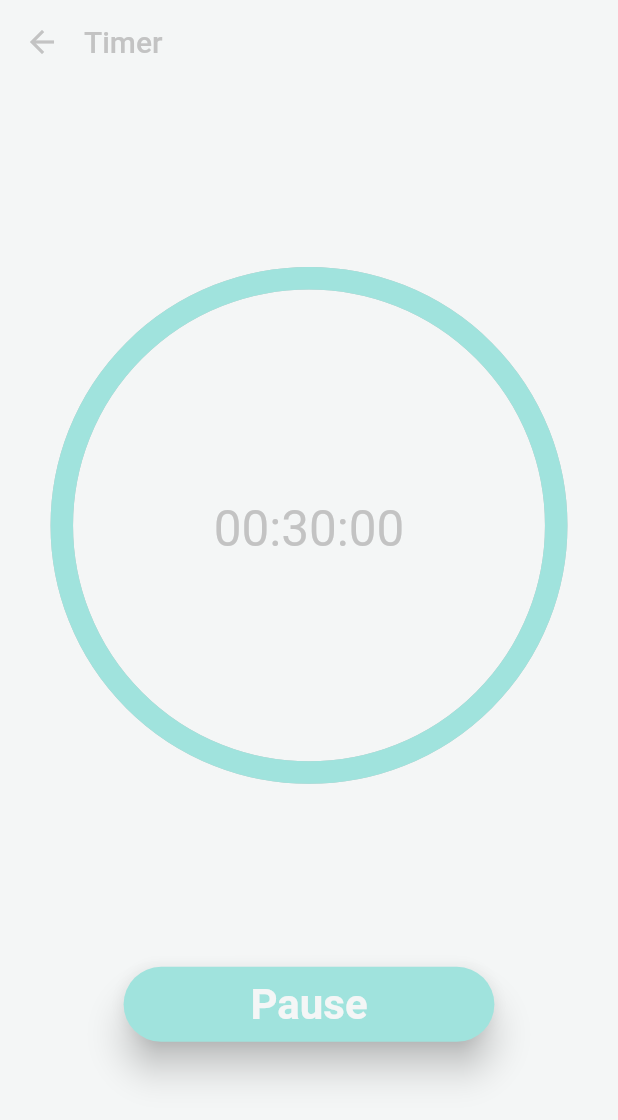
After one commit to lemonfrance/fitness_mobile_app, a Flutter app: the Tracker screen opened directly, on a phone screen of 412 x 824 dp. The commit adds this screen. Shown: the top 1120 px of the screen. Run offline on Flutter 3.47's test engine with Material 2 defaults, Android fonts, the phone set to English and light mode, and no system bars; drawn by our look-alikes of circular_countdown_timer; our stand-ins replace cloud_firestore, firebase_auth, firebase_core, flutter_spinkit, flutter_svg, percent_indicator and 2 more; missing offline and left inert: flutter_vibrate, flutter_web_auth; accounts and stored records are empty; Roboto replaces fonts that are missing (Sohne-Buch).

Commit message:
Timer for the exercise page (#33)
* Basic timer. Still to do styling

* pubspec file

* Update the tracker to count down and have one button for starting and stopping

* Timer styling

* Add back dependencies and fix errors

```diff
--- a/lib/pages/calender.dart
+++ b/lib/pages/calender.dart
@@ -53,15 +53,14 @@ class _CalenderPageState extends State<CalenderPage> {
         title: Text(
           widget.title,
           style: TextStyle(
-            color: Colours.darkBlue,
+            color: Colours.grey,
           ),
         ),
         iconTheme: IconThemeData(
-          color: Colours.darkBlue,
+          color: Colours.grey,
         ),
         elevation: 0,
         backgroundColor: AppTheme.theme.backgroundColor,
-        foregroundColor: Colours.darkBlue,
       ),
       drawer: AppDrawer('Calender'),
       body: Column(
--- /dev/null
+++ b/lib/pages/tracker.dart
@@ -0,0 +1,114 @@
+import 'package:circular_countdown_timer/circular_countdown_timer.dart';
+import 'package:flutter/material.dart';
+import 'package:flutter_vibrate/flutter_vibrate.dart';
+import 'package:wearable_intelligence/components/drawer_state.dart';
+
+import '../styles.dart';
+
+class Tracker extends StatefulWidget {
+  Tracker(this.title, this._duration) : super();
+
+  final String title;
+  final int _duration; // In seconds
+  var paused = false;
+  var ended = false;
+
+  @override
+  _TrackerState createState() => _TrackerState();
+}
+
+class _TrackerState extends State<Tracker> {
+  CountDownController _controller = CountDownController();
+
+  @override
+  Widget build(BuildContext context) {
+    double width = MediaQuery.of(context).size.width;
+    return Scaffold(
+      backgroundColor: AppTheme.theme.backgroundColor,
+      appBar: AppBar(
+        centerTitle: false,
+        titleSpacing: 0.0,
+        title: Text(
+          widget.title,
+          style: TextStyle(
+            color: Colours.grey,
+          ),
+        ),
+        leading: IconButton(
+          icon: Icon(Icons.arrow_back, color: Colours.grey),
+          onPressed: () => Navigator.of(context).pop(),
+        ),
+        elevation: 0,
+        backgroundColor: AppTheme.theme.backgroundColor,
+      ),
+      drawer: AppDrawer('Progress'),
+      body: Center(
+        child: Column(
+          mainAxisAlignment: MainAxisAlignment.spaceEvenly,
+          children: [
+            CircularCountDownTimer(
+              duration: widget._duration,
+              controller: _controller,
+              width: width * 0.8,
+              height: width * 0.8,
+              ringColor: Colours.grey,
+              fillColor: Colours.lightBlue,
+              backgroundColor: Colours.white,
+              strokeWidth: 15.0,
+              strokeCap: StrokeCap.round,
+              textStyle: TextStyle(fontSize: 33.0, color: Colours.grey),
+              textFormat: CountdownTextFormat.HH_MM_SS,
+              isReverse: true,
+              isReverseAnimation: true,
+              isTimerTextShown: true,
+              autoStart: true,
+              onStart: () {
+                print('Countdown Started');
+              },
+              onComplete: () async {
+                bool canVibrate = await Vibrate.canVibrate;
+                print(canVibrate.toString());
+                Vibrate.vibrate();
+                setState(() {
+                  widget.ended = true;
+                });
+              },
+            ),
+            widget.ended
+                ? MaterialButton(
+                    minWidth: width * 0.6,
+                    height: 50,
+                    elevation: 10,
+                    shape: StadiumBorder(),
+                    color: Colours.highlight,
+                    child: Text(
+                      "Show Stats",
+                      style: TextStyle(fontSize: 24, fontWeight: FontWeight.bold, color: Colours.white),
+                    ),
+                    onPressed: () {
+                      print("navigate to new page");
+                    },
+                  )
+                : MaterialButton(
+                    minWidth: width * 0.6,
+                    height: 50,
+                    elevation: 10,
+                    shape: StadiumBorder(),
+                    color: Colours.lightBlue,
+                    child: Text(
+                      widget.paused ? "Play" : "Pause",
+                      style: TextStyle(fontSize: 28, fontWeight: FontWeight.bold, color: Colours.white),
+                    ),
+                    onPressed: () {
+                      setState(() {
+                        widget.paused ? _controller.resume() : _controller.pause();
+                        widget.paused = !widget.paused;
+                      });
+                    },
+                  ),
+          ],
+        ),
+      ),
+    );
+  }
+}
--- a/lib/pages/weekPlan.dart
+++ b/lib/pages/weekPlan.dart
@@ -7,6 +7,7 @@ import 'package:wearable_intelligence/Services/auth.dart';
 import 'package:wearable_intelligence/Services/database.dart';
 import 'package:wearable_intelligence/components/drawer_state.dart';
 import 'package:wearable_intelligence/components/exercisePlanTile.dart';
+import 'package:wearable_intelligence/pages/tracker.dart';
 
 import '../styles.dart';
 
@@ -175,6 +176,10 @@ class _ExercisePlanState extends State<ExercisePlan> {
               onPressed: () async {
                 final value = await DatabaseService(uid: 'qln9sdoy6DOfJRxOVTO3HJ5AprA3').getExercise(_weekID);
                 print(value);
+                Navigator.push(
+                  context,
+                  MaterialPageRoute(builder: (context) => Tracker('Timer', 1800)),
+                );
               },
               child: Text("BEGIN", style: TextStyle(fontWeight: FontWeight.bold, color: Colours.white, fontSize: 24)),
               style: ElevatedButton.styleFrom(
--- a/lib/styles.dart
+++ b/lib/styles.dart
@@ -2,6 +2,7 @@ import 'package:flutter/material.dart';
 
 class Colours {
   static const Color white = Color(0xFFF4F6F6);
+  static const Color grey = Color(0xAAAAAAAA);
   static const Color lightBlue = Color(0xFFA0E3DD);
   static const Color darkBlue = Color(0xFF00838F);
   static const Color fadedDarkBlue = Color(0x9900838F);
--- a/pubspec.yaml
+++ b/pubspec.yaml
@@ -41,6 +41,8 @@ dependencies:
   flutter_web_auth: ^0.3.0
   shared_preferences: ^2.0.6
   syncfusion_flutter_charts: ^19.2.59
+  circular_countdown_timer: ^0.2.0
+  flutter_vibrate: ^1.1.0
 
 
 
```
Also changed, not shown: 1 other file.
